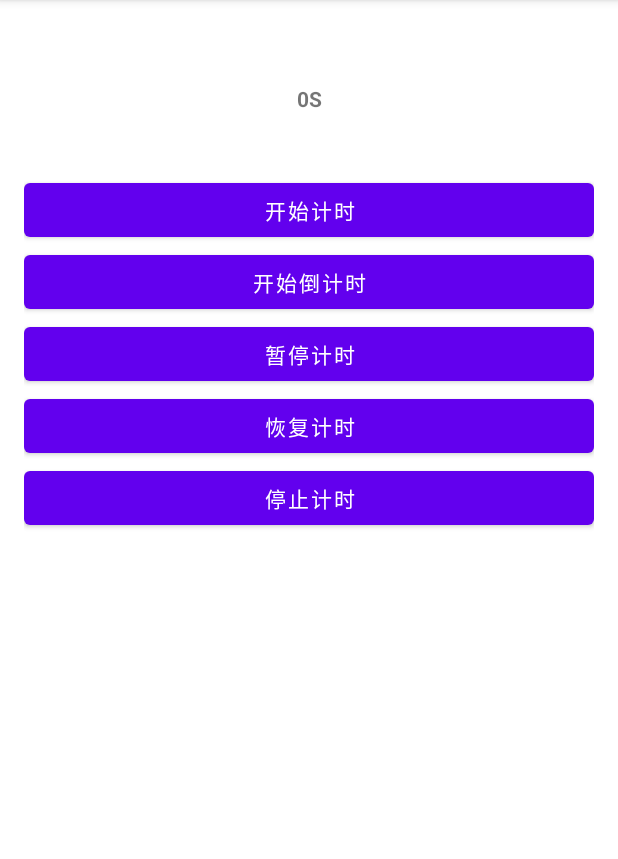
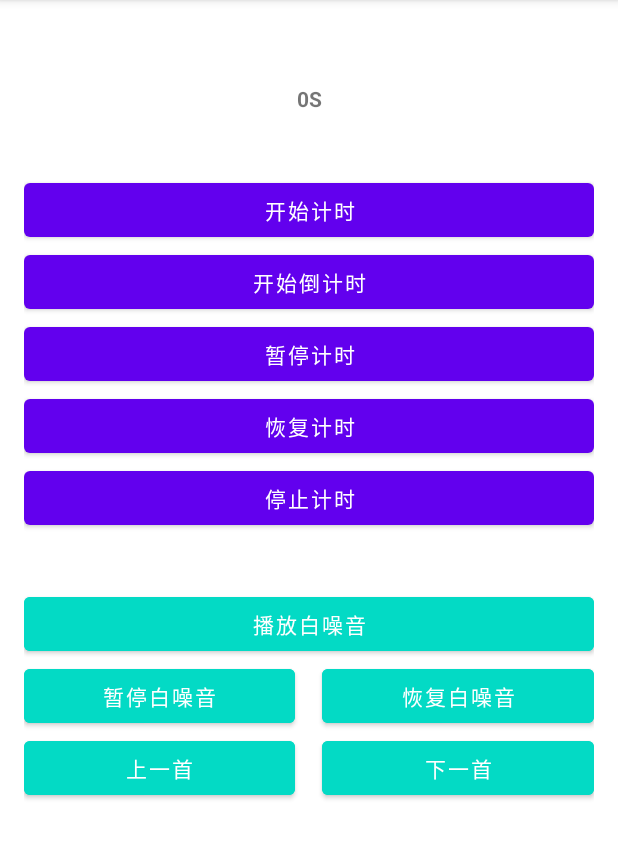
Before and after one commit to book-note/Timer, an Android app: the screen it shows after launch (MainActivity), on a phone screen of 412 x 824 dp, the part 84-943 px from its top. Run offline under Robolectric (Android 15) with nearby library versions, the phone set to English and light mode, and no system bars; 2 statements that could not run were skipped.

Commit message:
feat: add white noise to play

```diff
--- a/app/src/main/AndroidManifest.xml
+++ b/app/src/main/AndroidManifest.xml
@@ -5,6 +5,7 @@
     <uses-permission android:name="android.permission.FOREGROUND_SERVICE" />
     <uses-permission android:name="android.permission.WRITE_EXTERNAL_STORAGE"/>
     <uses-permission android:name="android.permission.READ_EXTERNAL_STORAGE"/>
+    <uses-permission android:name="android.permission.WAKE_LOCK" />
     <application
         android:allowBackup="true"
         android:icon="@mipmap/ic_launcher"
--- a/app/src/main/java/com/merpyzf/timer/MainActivity.kt
+++ b/app/src/main/java/com/merpyzf/timer/MainActivity.kt
@@ -2,6 +2,7 @@ package com.merpyzf.timer
 
 import android.content.*
 import android.os.Bundle
+import android.os.Environment
 import android.os.IBinder
 import android.util.Log
 import android.view.View
@@ -10,6 +11,7 @@ import android.widget.TextView
 import androidx.appcompat.app.AppCompatActivity
 import com.merpyzf.ReadTimerService
 import com.merpyzf.Timer
+import java.io.File
 
 class MainActivity : AppCompatActivity(), View.OnClickListener {
     private lateinit var textView: TextView
@@ -18,8 +20,26 @@ class MainActivity : AppCompatActivity(), View.OnClickListener {
     private lateinit var btnPause: Button
     private lateinit var btnResume: Button
     private lateinit var btnStop: Button
+    private lateinit var btnPlayMusic: Button
+    private lateinit var btnStartMusic: Button
+    private lateinit var btnPauseMusic: Button
+    private lateinit var btnPlayNext: Button
+    private lateinit var btnPlayPre: Button
 
-    private lateinit var timerBinder: ReadTimerService.TimerBinder
+
+    private lateinit var musicPlayList: Array<String>
+    private lateinit var serviceIntent: Intent
+    private lateinit var myServiceBinder: ReadTimerService.MyServiceBinder
+    private var currPlayMusicPos = 0
+
+    init {
+        val rootPath = Environment.getExternalStorageDirectory().path
+        musicPlayList = arrayOf(
+            File(rootPath, "ocean.mp3").absolutePath,
+            File(rootPath, "rainfall.mp3").absolutePath,
+            File(rootPath, "thunder.mp3").absolutePath
+        )
+    }
 
     override fun onCreate(savedInstanceState: Bundle?) {
         super.onCreate(savedInstanceState)
@@ -35,26 +55,41 @@ class MainActivity : AppCompatActivity(), View.OnClickListener {
         btnStartCountdown = findViewById(R.id.btnStartCountdown)
         btnResume = findViewById(R.id.btnResume)
         btnStop = findViewById(R.id.btnStop)
+        btnPlayMusic = findViewById(R.id.btnPlayMusic)
+        btnPauseMusic = findViewById(R.id.btnPauseMusic)
+        btnPlayNext = findViewById(R.id.btnPlayNextMusic)
+        btnPlayPre = findViewById(R.id.btnPlayPreMusic)
+        btnStartMusic = findViewById(R.id.btnStartMusic)
+
 
         btnStart.setOnClickListener(this)
         btnPause.setOnClickListener(this)
         btnStartCountdown.setOnClickListener(this)
         btnResume.setOnClickListener(this)
         btnStop.setOnClickListener(this)
+
+
+        btnPlayMusic.setOnClickListener(this)
+        btnPauseMusic.setOnClickListener(this)
+        btnPlayNext.setOnClickListener(this)
+        btnPlayPre.setOnClickListener(this)
+        btnStartMusic.setOnClickListener(this)
     }
 
     private fun startService(context: Context) {
-        val intent = Intent(context, ReadTimerService::class.java)
-        intent.putExtra("name", "后资本主义时代")
-        intent.putExtra("cover", "https://img2.doubanio.com/view/subject/l/public/s33846813.jpg")
-        startService(intent)
+        serviceIntent = Intent(context, ReadTimerService::class.java)
+            .apply {
+                putExtra("name", "后资本主义时代")
+                putExtra("cover", "https://img2.doubanio.com/view/subject/l/public/s33846813.jpg")
+            }
+        startService(serviceIntent)
         bindService(intent, MyConnection(), Context.BIND_IMPORTANT)
     }
 
     inner class MyConnection : ServiceConnection {
         override fun onServiceConnected(name: ComponentName?, service: IBinder?) {
-            timerBinder = service as ReadTimerService.TimerBinder
-            timerBinder.timingListener = object : Timer.OnTimingListener {
+            myServiceBinder = service as ReadTimerService.MyServiceBinder
+            myServiceBinder.timingListener = object : Timer.OnTimingListener {
                 override fun onStatusChanged(status: Timer.Status, seconds: Long) {
                     textView.text = "${status.statusName} • ${seconds}s"
                 }
@@ -76,23 +111,51 @@ class MainActivity : AppCompatActivity(), View.OnClickListener {
             when (it.id) {
                 // 开始计时
                 R.id.btnStart -> {
-                    timerBinder.startTiming()
+                    myServiceBinder.startTiming()
                 }
                 // 开始倒计时
                 R.id.btnStartCountdown -> {
-                    timerBinder.startTiming(isCountDown = true, countDownSeconds = 10000)
+                    myServiceBinder.startTiming(isCountDown = true, countDownSeconds = 10000)
                 }
                 // 暂停计时
                 R.id.btnPause -> {
-                    timerBinder.pauseTiming()
+                    myServiceBinder.pauseTiming()
                 }
                 // 恢复计时
                 R.id.btnResume -> {
-                    timerBinder.resumeTiming()
+                    myServiceBinder.resumeTiming()
                 }
                 // 停止计时
                 R.id.btnStop -> {
-                    timerBinder.stopTiming()
+                    myServiceBinder.stopTiming()
+                    stopService(serviceIntent)
+                }
+                // 播放音乐
+                R.id.btnPlayMusic -> {
+                    myServiceBinder.playMusic(musicPlayList[currPlayMusicPos % musicPlayList.size])
+                }
+                // 暂停音乐播放
+                R.id.btnPauseMusic -> {
+                    myServiceBinder.pauseMusic()
+                }
+                // 恢复音乐播放
+                R.id.btnStartMusic ->{
+                    myServiceBinder.resumeMusic()
+                }
+                // 播放下一首音乐
+                R.id.btnPlayNextMusic -> {
+                    currPlayMusicPos++
+                    myServiceBinder.playMusic(musicPlayList[currPlayMusicPos % musicPlayList.size])
+                }
+                // 播放前一首音乐
+                R.id.btnPlayPreMusic -> {
+                    if (currPlayMusicPos != 0){
+                        currPlayMusicPos--
+                    }
+                    myServiceBinder.playMusic(musicPlayList[currPlayMusicPos % musicPlayList.size])
+                }
+                else->{
+
                 }
             }
         }
--- a/app/src/main/res/layout/activity_main.xml
+++ b/app/src/main/res/layout/activity_main.xml
@@ -47,4 +47,61 @@
         android:layout_height="wrap_content"
         android:text="停止计时" />
 
+    <Button
+        android:id="@+id/btnPlayMusic"
+        android:layout_width="match_parent"
+        android:layout_height="wrap_content"
+        android:layout_marginTop="36dp"
+        android:backgroundTint="@color/teal_200"
+        android:text="播放白噪音" />
+
+    <LinearLayout
+        android:layout_width="match_parent"
+        android:layout_height="wrap_content"
+        android:orientation="horizontal"
+        >
+        <Button
+            android:id="@+id/btnPauseMusic"
+            android:layout_width="0dp"
+            android:layout_weight="1"
+            android:layout_height="wrap_content"
+            android:backgroundTint="@color/teal_200"
+            android:text="暂停白噪音" />
+        <Button
+            android:id="@+id/btnStartMusic"
+            android:layout_width="0dp"
+            android:layout_weight="1"
+            android:layout_marginStart="18dp"
+            android:layout_height="wrap_content"
+            android:backgroundTint="@color/teal_200"
+            android:text="恢复白噪音" />
+
+
+    </LinearLayout>
+
+
+    <LinearLayout
+        android:layout_width="match_parent"
+        android:layout_height="wrap_content"
+        android:orientation="horizontal">
+
+        <Button
+            android:id="@+id/btnPlayPreMusic"
+            android:layout_width="0dp"
+            android:layout_height="match_parent"
+            android:layout_weight="1"
+            android:backgroundTint="@color/teal_200"
+            android:text="上一首" />
+
+        <Button
+            android:id="@+id/btnPlayNextMusic"
+            android:layout_width="0dp"
+            android:layout_height="match_parent"
+            android:layout_marginStart="18dp"
+            android:layout_weight="1"
+            android:backgroundTint="@color/teal_200"
+            android:text="下一首" />
+    </LinearLayout>
+
+
 </LinearLayout>
```
Also changed, not shown: app/src/main/java/com/merpyzf/MusicPlayer.kt (added, +182 -0 lines), app/src/main/java/com/merpyzf/ReadTimerService.kt (+81 -28 lines).
